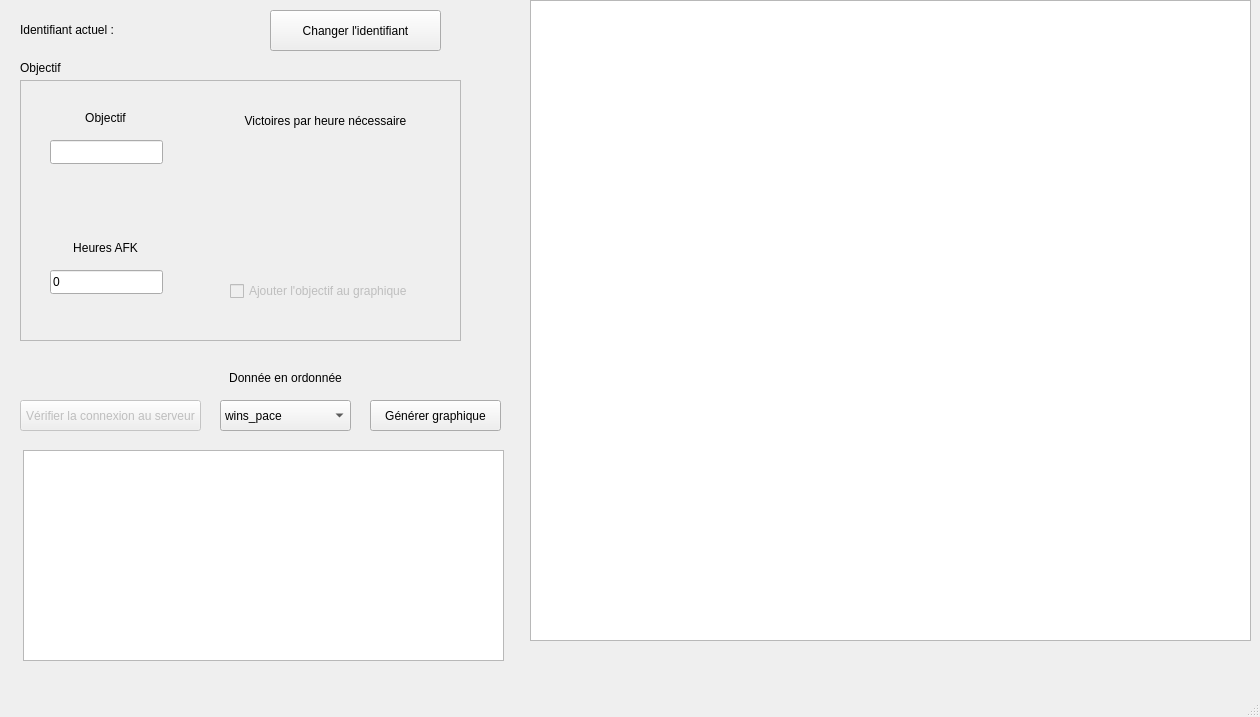
This is mainwindow.ui in darkruss48/Polar as Qt 5 draws it before an edit. The edited form follows.
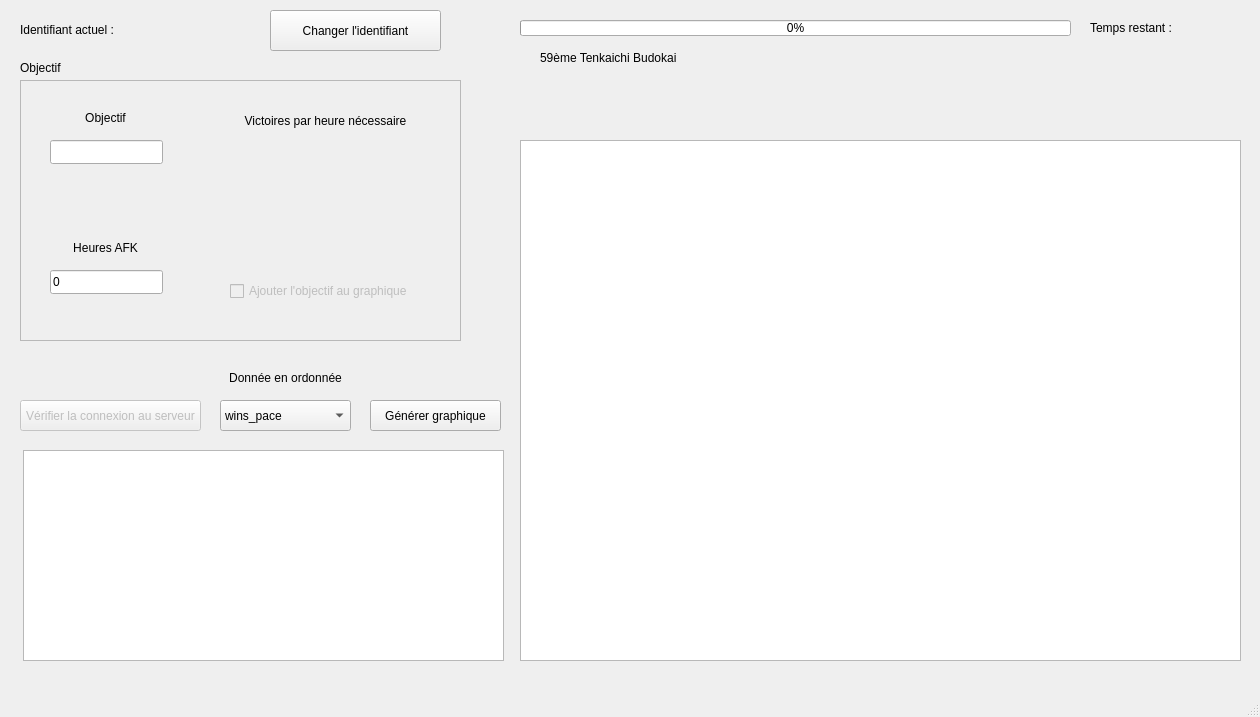
This is the edited form.

What changed in the file:
```diff
--- a/mainwindow.ui
+++ b/mainwindow.ui
@@ -66,10 +66,10 @@
    <widget class="QGraphicsView" name="graphiqueTest">
     <property name="geometry">
      <rect>
-      <x>530</x>
-      <y>0</y>
+      <x>520</x>
+      <y>140</y>
       <width>721</width>
-      <height>641</height>
+      <height>521</height>
      </rect>
     </property>
     <property name="autoFillBackground">
@@ -360,6 +360,61 @@
      <string>Objectif</string>
     </property>
    </widget>
+   <widget class="QProgressBar" name="progressBar">
+    <property name="geometry">
+     <rect>
+      <x>520</x>
+      <y>20</y>
+      <width>551</width>
+      <height>16</height>
+     </rect>
+    </property>
+    <property name="value">
+     <number>0</number>
+    </property>
+   </widget>
+   <widget class="QLabel" name="label_time_left">
+    <property name="geometry">
+     <rect>
+      <x>1090</x>
+      <y>20</y>
+      <width>151</width>
+      <height>16</height>
+     </rect>
+    </property>
+    <property name="text">
+     <string>Temps restant : </string>
+    </property>
+   </widget>
+   <widget class="QLabel" name="label_8">
+    <property name="geometry">
+     <rect>
+      <x>540</x>
+      <y>50</y>
+      <width>141</width>
+      <height>16</height>
+     </rect>
+    </property>
+    <property name="text">
+     <string>59ème Tenkaichi Budokai</string>
+    </property>
+   </widget>
+   <widget class="QLabel" name="label_tips">
+    <property name="geometry">
+     <rect>
+      <x>860</x>
+      <y>60</y>
+      <width>321</width>
+      <height>61</height>
+     </rect>
+    </property>
+    <property name="text">
+     <string/>
+    </property>
+    <property name="alignment">
+     <set>Qt::AlignmentFlag::AlignCenter</set>
+    </property>
+   </widget>
   </widget>
   <widget class="QStatusBar" name="statusbar"/>
   <widget class="QMenuBar" name="menubar">
```
